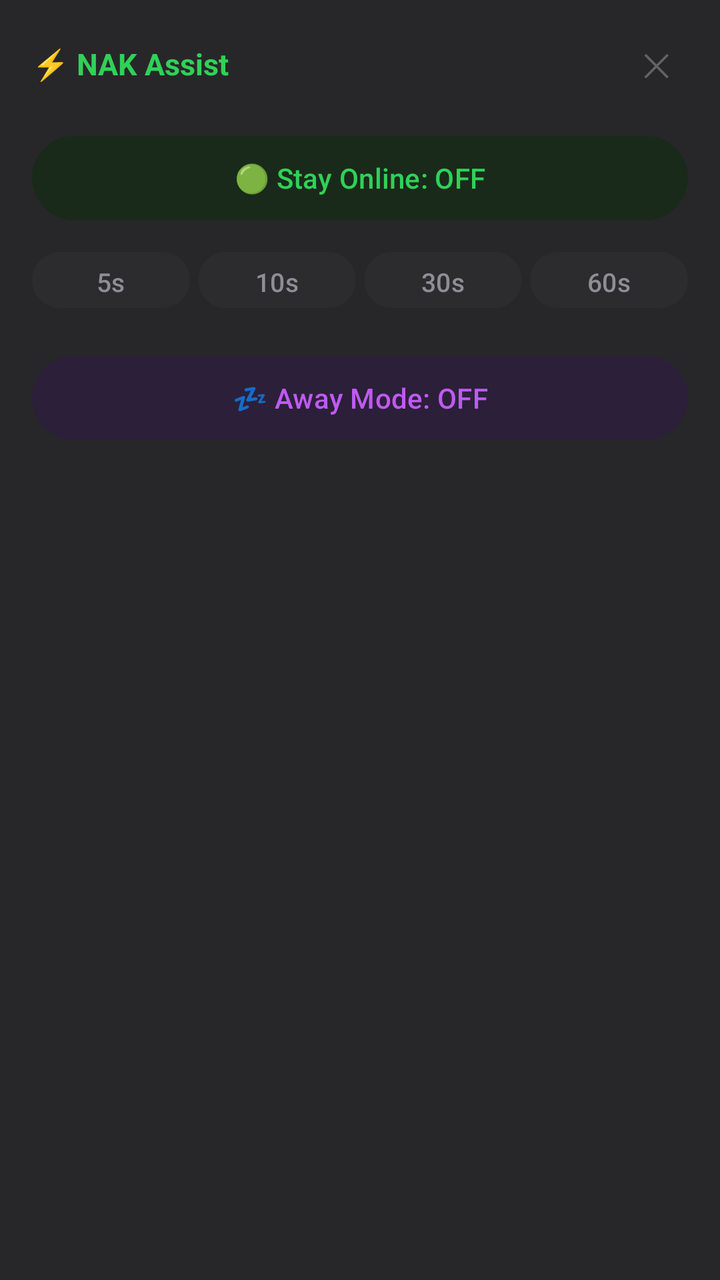
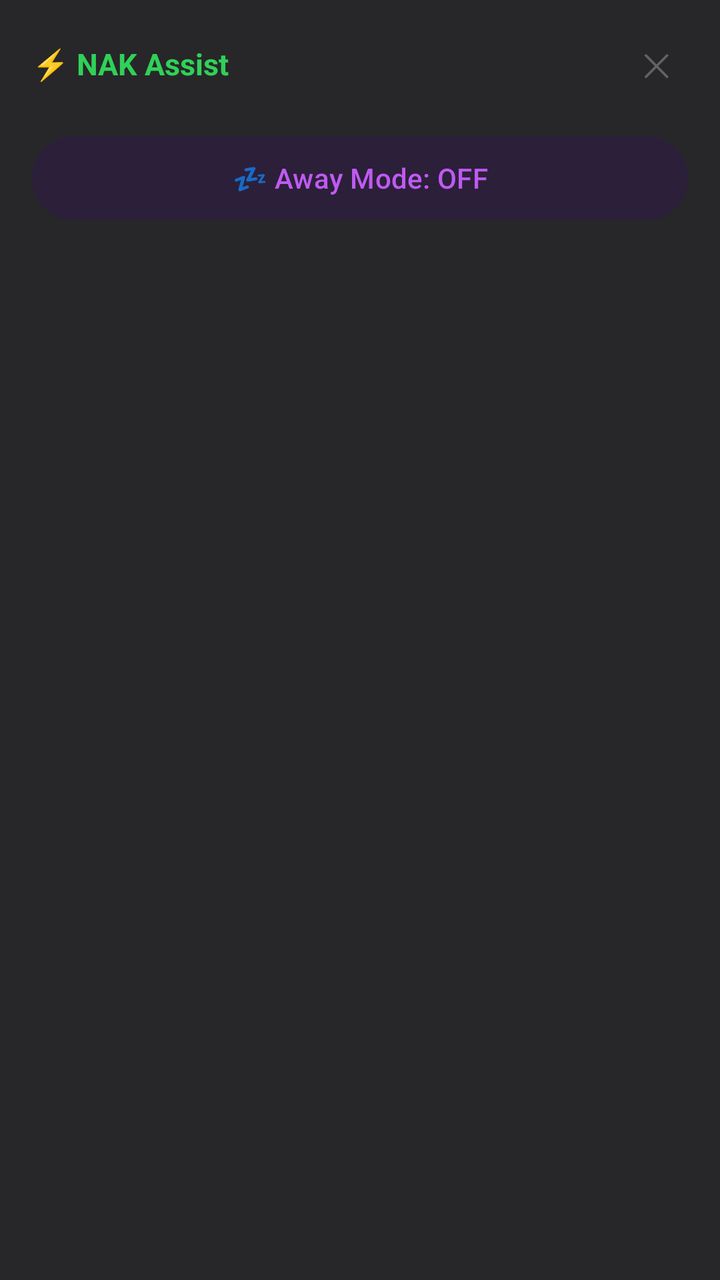

Two renders of the same Android screen: before a commit and after it. Below are the layout's source before the change and the commit's diff.
<!-- AndroidManifest.xml: application theme Theme.NAKAssist -->
<!-- res/layout/overlay_mode_selector.xml -->
<?xml version="1.0" encoding="utf-8"?>
<LinearLayout xmlns:android="http://schemas.android.com/apk/res/android"
    android:layout_width="match_parent"
    android:layout_height="wrap_content"
    android:orientation="vertical"
    android:background="#F21C1C1E"
    android:paddingHorizontal="16dp"
    android:paddingTop="16dp"
    android:paddingBottom="20dp">

    
    <LinearLayout
        android:layout_width="match_parent"
        android:layout_height="wrap_content"
        android:orientation="horizontal"
        android:gravity="center_vertical"
        android:layout_marginBottom="16dp">
        <TextView
            android:layout_width="0dp"
            android:layout_height="wrap_content"
            android:layout_weight="1"
            android:text="⚡ NAK Assist"
            android:textColor="#30D158"
            android:textSize="15sp"
            android:textStyle="bold" />
        <TextView
            android:id="@+id/tvCloseMode"
            android:layout_width="32dp"
            android:layout_height="32dp"
            android:text="✕"
            android:textColor="#636366"
            android:textSize="16sp"
            android:gravity="center" />
    </LinearLayout>

    
    <Button android:id="@+id/btnAutoRefreshToggle"
        android:layout_width="match_parent" android:layout_height="50dp"
        android:text="🟢 Stay Online: OFF"
        android:backgroundTint="#1A2A1A"
        android:textColor="#30D158" android:textSize="14sp"
        android:layout_marginBottom="8dp"/>

    
    <LinearLayout android:layout_width="match_parent" android:layout_height="wrap_content"
        android:orientation="horizontal" android:layout_marginBottom="16dp">
        <Button android:id="@+id/btnInterval5"
            android:layout_width="0dp" android:layout_weight="1" android:layout_height="36dp"
            android:text="5s" android:backgroundTint="#2C2C2E"
            android:textColor="#8E8E93" android:textSize="13sp" android:layout_marginEnd="4dp"/>
        <Button android:id="@+id/btnInterval10"
            android:layout_width="0dp" android:layout_weight="1" android:layout_height="36dp"
            android:text="10s" android:backgroundTint="#2C2C2E"
            android:textColor="#8E8E93" android:textSize="13sp" android:layout_marginEnd="4dp"/>
        <Button android:id="@+id/btnInterval30"
            android:layout_width="0dp" android:layout_weight="1" android:layout_height="36dp"
            android:text="30s" android:backgroundTint="#2C2C2E"
            android:textColor="#8E8E93" android:textSize="13sp" android:layout_marginEnd="4dp"/>
        <Button android:id="@+id/btnInterval60"
            android:layout_width="0dp" android:layout_weight="1" android:layout_height="36dp"
            android:text="60s" android:backgroundTint="#2C2C2E"
            android:textColor="#8E8E93" android:textSize="13sp"/>
    </LinearLayout>

    
    <Button android:id="@+id/btnAwayModeToggle"
        android:layout_width="match_parent" android:layout_height="50dp"
        android:text="💤 Away Mode: OFF"
        android:backgroundTint="#2C1F3A"
        android:textColor="#BF5AF2" android:textSize="14sp"/>

</LinearLayout>
<!-- resources referenced by this layout -->
<resources>
  <style name="Theme.NAKAssist" parent="Theme.Material3.DayNight.NoActionBar">
          <item name="colorPrimary">#1B5E20</item>
          <item name="colorOnPrimary">#FFFFFF</item>
          <item name="colorPrimaryContainer">#A5D6A7</item>
          <item name="colorOnPrimaryContainer">#002204</item>
          <item name="colorSecondary">#9C27B0</item>
          <item name="colorOnSecondary">#FFFFFF</item>
          <item name="colorTertiary">#1565C0</item>
          <item name="colorOnTertiary">#FFFFFF</item>
          <item name="colorSurface">#121212</item>
          <item name="colorOnSurface">#E0E0E0</item>
          <item name="colorSurfaceVariant">#1E1E1E</item>
          <item name="colorOnSurfaceVariant">#AAAAAA</item>
          <item name="android:statusBarColor">@android:color/transparent</item>
          <item name="android:navigationBarColor">#121212</item>
      </style>
</resources>

<!-- the commit's change to res/layout/overlay_mode_selector.xml (unified diff, before → after) -->
@@ -34,35 +34,6 @@
     </LinearLayout>
 
     
-    <Button android:id="@+id/btnAutoRefreshToggle"
-        android:layout_width="match_parent" android:layout_height="50dp"
-        android:text="🟢 Stay Online: OFF"
-        android:backgroundTint="#1A2A1A"
-        android:textColor="#30D158" android:textSize="14sp"
-        android:layout_marginBottom="8dp"/>
-
-    
-    <LinearLayout android:layout_width="match_parent" android:layout_height="wrap_content"
-        android:orientation="horizontal" android:layout_marginBottom="16dp">
-        <Button android:id="@+id/btnInterval5"
-            android:layout_width="0dp" android:layout_weight="1" android:layout_height="36dp"
-            android:text="5s" android:backgroundTint="#2C2C2E"
-            android:textColor="#8E8E93" android:textSize="13sp" android:layout_marginEnd="4dp"/>
-        <Button android:id="@+id/btnInterval10"
-            android:layout_width="0dp" android:layout_weight="1" android:layout_height="36dp"
-            android:text="10s" android:backgroundTint="#2C2C2E"
-            android:textColor="#8E8E93" android:textSize="13sp" android:layout_marginEnd="4dp"/>
-        <Button android:id="@+id/btnInterval30"
-            android:layout_width="0dp" android:layout_weight="1" android:layout_height="36dp"
-            android:text="30s" android:backgroundTint="#2C2C2E"
-            android:textColor="#8E8E93" android:textSize="13sp" android:layout_marginEnd="4dp"/>
-        <Button android:id="@+id/btnInterval60"
-            android:layout_width="0dp" android:layout_weight="1" android:layout_height="36dp"
-            android:text="60s" android:backgroundTint="#2C2C2E"
-            android:textColor="#8E8E93" android:textSize="13sp"/>
-    </LinearLayout>
-
-    
     <Button android:id="@+id/btnAwayModeToggle"
         android:layout_width="match_parent" android:layout_height="50dp"
         android:text="💤 Away Mode: OFF"
